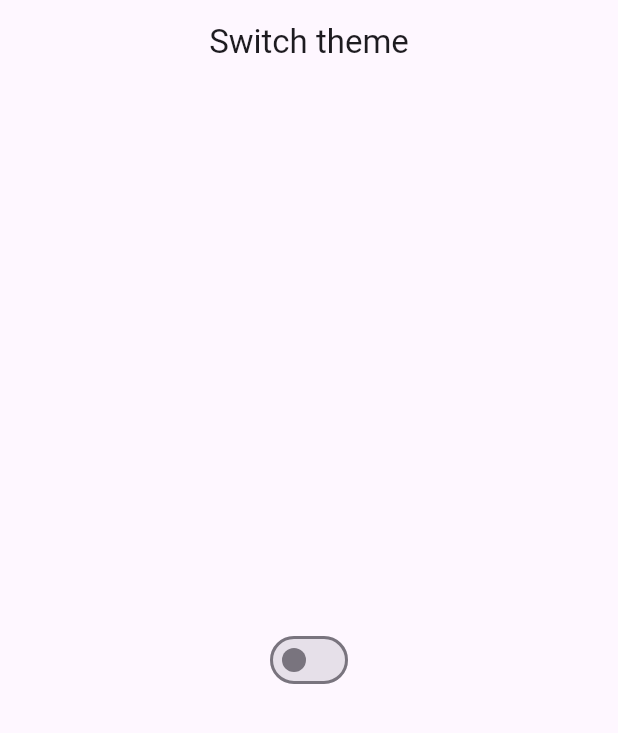
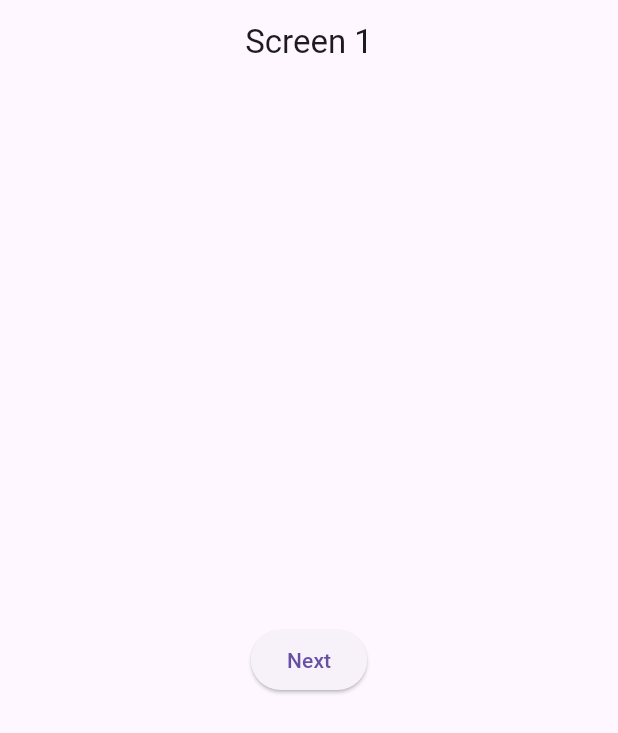
Before and after one commit to MauryaAayush/adv_flutter_ch7, a Flutter app: the screen it shows after launch, on a phone screen of 412 x 824 dp. Shown: the top 733 px of the screen. Run offline on Flutter 3.47's test engine with Material 3 defaults, Android fonts, the phone set to English and light mode, and no system bars; our stand-ins replace get.

Commit message:
Radhey Radhey

```diff
--- /dev/null
+++ b/lib/Navigation/views/NavScreen.dart
@@ -0,0 +1,21 @@
+import 'package:flutter/material.dart';
+import 'package:get/get.dart';
+
+class NavigationScreen extends StatelessWidget {
+  const NavigationScreen({super.key});
+
+  @override
+  Widget build(BuildContext context) {
+    return Scaffold(
+      appBar: AppBar(
+        centerTitle: true,
+        title: Text('Screen 1'),
+      ),
+      body: Center(
+        child: ElevatedButton(onPressed: () {
+          Get.toNamed('/second');
+        }, child: const Text('Next'))
+      )
+    );
+  }
+}
--- a/lib/main.dart
+++ b/lib/main.dart
@@ -1,8 +1,10 @@
+import 'package:adv_flutter_ch7/Navigation/views/secondScreen.dart';
 import 'package:adv_flutter_ch7/Theme_change/controller/themeContoller.dart';
 import 'package:flutter/material.dart';
 import 'package:get/get.dart';
 
 import 'Day1 (Counter App)/view/home_screen.dart';
+import 'Navigation/views/NavScreen.dart';
 import 'Theme_change/views/themeScreen.dart';
 
 void main() {
@@ -20,7 +22,11 @@ class MyApp extends StatelessWidget {
       return GetMaterialApp(
           debugShowCheckedModeBanner: false,
           theme: themeController.isDark.value ? ThemeData.dark() : ThemeData.light(),
-          home: ThemeScreen()
+          home: const NavigationScreen(),
+          getPages: [
+            GetPage(name: '/home', page: () => const NavigationScreen(),),
+            GetPage(name: '/second', page: () => const Secondscreen(),)
+          ],
       );
     },);
   }
```
Also changed, not shown: lib/Navigation/views/secondScreen.dart (added, +22 -0 lines).
